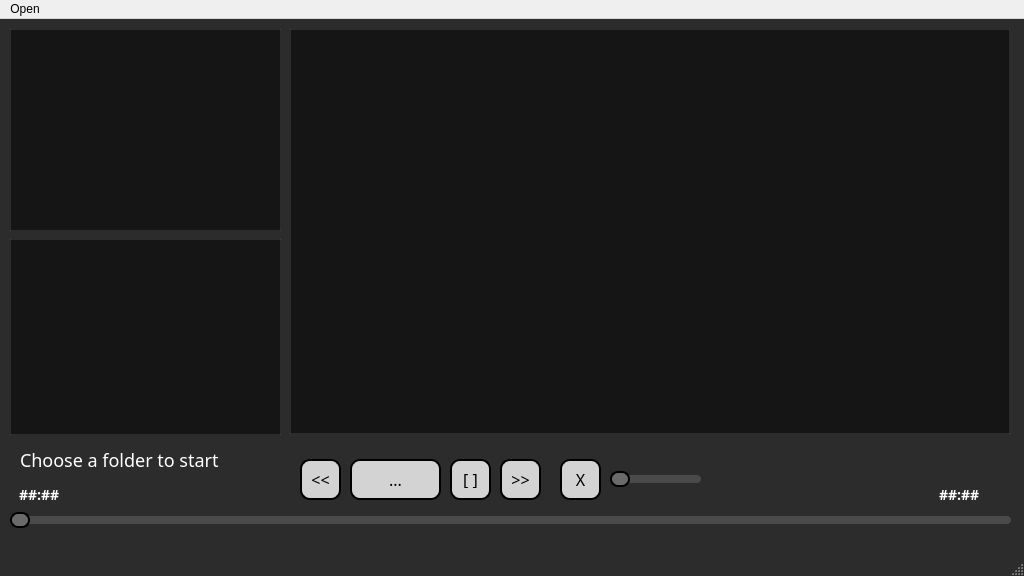
The window that music-player-qt/mainwindow.ui (juangonzalez22/music-player-qt) describes before a commit, drawn with Qt 5.
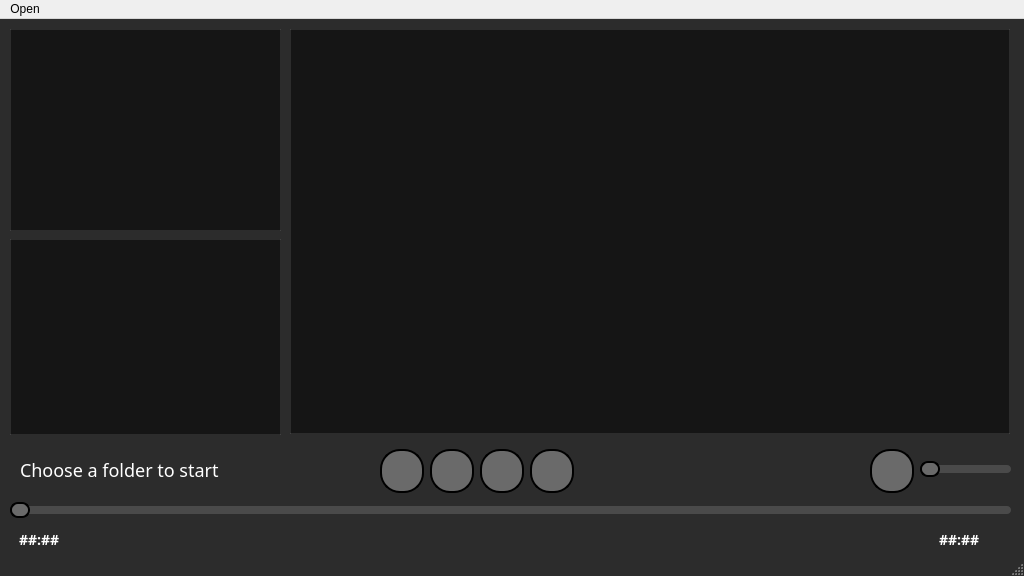
The same window after the commit.

What changed in the file:
```diff
--- a/music-player-qt/mainwindow.ui
+++ b/music-player-qt/mainwindow.ui
@@ -43,84 +43,82 @@
    <widget class="QPushButton" name="btnStop">
     <property name="geometry">
      <rect>
-      <x>450</x>
-      <y>440</y>
-      <width>41</width>
-      <height>41</height>
+      <x>480</x>
+      <y>430</y>
+      <width>44</width>
+      <height>44</height>
      </rect>
     </property>
     <property name="font">
      <font>
       <family>Microsoft JhengHei UI Light</family>
-      <pointsize>-1</pointsize>
      </font>
     </property>
     <property name="styleSheet">
      <string notr="true">QPushButton {
-    background-color: #D3D3D3; /* Color de fondo gris claro */
-    color: black; /* Color del texto */
-    border: 2px solid black; /* Borde negro */
-    border-radius: 10px; /* Bordes redondeados */
-    padding: 10px; /* Espaciado interno */
-    font-size: 16px; /* Tamaño de fuente */
+    border-radius: 20px;  /* Hace que los bordes del botón sean redondeados */
+    min-width: 40px;      /* Establece el ancho mínimo del botón */
+    max-width: 40px;      /* Establece el ancho máximo del botón */
+    min-height: 40px;     /* Establece la altura mínima del botón */
+    max-height: 40px;     /* Establece la altura máxima del botón */
+    border: 2px solid black;  /* Crea un borde sólido negro de 2 píxeles */
+    background-color: #6A6A6A;  /* Establece el color de fondo a #6A6A6A */
+}
+
+QPushButton:pressed {
+    background-color: #555555;  /* Color ligeramente más oscuro cuando se presiona */
 }
 
 QPushButton:hover {
     background-color: #C0C0C0; /* Color cuando se pasa el mouse */
-}
-
-QPushButton:pressed {
-    background-color: #A9A9A9; /* Color cuando se hace clic */
-}
-</string>
+}</string>
     </property>
     <property name="text">
-     <string>[ ]</string>
+     <string/>
     </property>
    </widget>
    <widget class="QPushButton" name="btnNext">
     <property name="geometry">
      <rect>
-      <x>500</x>
-      <y>440</y>
-      <width>41</width>
-      <height>41</height>
+      <x>530</x>
+      <y>430</y>
+      <width>44</width>
+      <height>44</height>
      </rect>
     </property>
     <property name="font">
      <font>
       <family>Microsoft JhengHei UI Light</family>
-      <pointsize>-1</pointsize>
      </font>
     </property>
     <property name="styleSheet">
      <string notr="true">QPushButton {
-    background-color: #D3D3D3; /* Color de fondo gris claro */
-    color: black; /* Color del texto */
-    border: 2px solid black; /* Borde negro */
-    border-radius: 10px; /* Bordes redondeados */
-    padding: 10px; /* Espaciado interno */
-    font-size: 16px; /* Tamaño de fuente */
+    border-radius: 20px;  /* Hace que los bordes del botón sean redondeados */
+    min-width: 40px;      /* Establece el ancho mínimo del botón */
+    max-width: 40px;      /* Establece el ancho máximo del botón */
+    min-height: 40px;     /* Establece la altura mínima del botón */
+    max-height: 40px;     /* Establece la altura máxima del botón */
+    border: 2px solid black;  /* Crea un borde sólido negro de 2 píxeles */
+    background-color: #6A6A6A;  /* Establece el color de fondo a #6A6A6A */
+}
+
+QPushButton:pressed {
+    background-color: #555555;  /* Color ligeramente más oscuro cuando se presiona */
 }
 
 QPushButton:hover {
     background-color: #C0C0C0; /* Color cuando se pasa el mouse */
-}
-
-QPushButton:pressed {
-    background-color: #A9A9A9; /* Color cuando se hace clic */
-}
-</string>
+}</string>
     </property>
     <property name="text">
-     <string>&gt;&gt;</string>
+     <string/>
     </property>
    </widget>
    <widget class="QSlider" name="sldrSeek">
     <property name="geometry">
      <rect>
       <x>10</x>
-      <y>490</y>
+      <y>480</y>
       <width>1001</width>
       <height>22</height>
      </rect>
@@ -168,8 +166,8 @@
    <widget class="QSlider" name="sldrVolume">
     <property name="geometry">
      <rect>
-      <x>610</x>
-      <y>450</y>
+      <x>920</x>
+      <y>440</y>
       <width>91</width>
       <height>21</height>
      </rect>
@@ -217,46 +215,41 @@
    <widget class="QPushButton" name="btnPrev">
     <property name="geometry">
      <rect>
-      <x>300</x>
-      <y>440</y>
-      <width>41</width>
-      <height>41</height>
+      <x>380</x>
+      <y>430</y>
+      <width>44</width>
+      <height>44</height>
      </rect>
     </property>
     <property name="font">
      <font>
       <family>Microsoft JhengHei UI Light</family>
-      <pointsize>-1</pointsize>
      </font>
     </property>
     <property name="styleSheet">
      <string notr="true">QPushButton {
-    background-color: #D3D3D3; /* Color de fondo gris claro */
-    color: black; /* Color del texto */
-    border: 2px solid black; /* Borde negro */
-    border-radius: 10px; /* Bordes redondeados */
-    padding: 10px; /* Espaciado interno */
-    font-size: 16px; /* Tamaño de fuente */
+    border-radius: 20px;  /* Hace que los bordes del botón sean redondeados */
+    min-width: 40px;      /* Establece el ancho mínimo del botón */
+    max-width: 40px;      /* Establece el ancho máximo del botón */
+    min-height: 40px;     /* Establece la altura mínima del botón */
+    max-height: 40px;     /* Establece la altura máxima del botón */
+    border: 2px solid black;  /* Crea un borde sólido negro de 2 píxeles */
+    background-color: #6A6A6A;  /* Establece el color de fondo a #6A6A6A */
 }
 
 QPushButton:hover {
     background-color: #C0C0C0; /* Color cuando se pasa el mouse */
-}
-
-QPushButton:pressed {
-    background-color: #A9A9A9; /* Color cuando se hace clic */
-}
-</string>
+}</string>
     </property>
     <property name="text">
-     <string>&lt;&lt;</string>
+     <string/>
     </property>
    </widget>
    <widget class="QLabel" name="fileName">
     <property name="geometry">
      <rect>
       <x>10</x>
-      <y>420</y>
+      <y>430</y>
       <width>281</width>
       <height>41</height>
      </rect>
@@ -294,9 +287,9 @@
     <property name="geometry">
      <rect>
       <x>10</x>
-      <y>460</y>
+      <y>510</y>
       <width>111</width>
-      <height>31</height>
+      <height>21</height>
      </rect>
     </property>
     <property name="font">
@@ -332,9 +325,9 @@
     <property name="geometry">
      <rect>
       <x>930</x>
-      <y>460</y>
+      <y>510</y>
       <width>81</width>
-      <height>31</height>
+      <height>21</height>
      </rect>
     </property>
     <property name="font">
@@ -372,76 +365,73 @@
    <widget class="QPushButton" name="btnMute">
     <property name="geometry">
      <rect>
-      <x>560</x>
-      <y>440</y>
-      <width>41</width>
-      <height>41</height>
+      <x>870</x>
+      <y>430</y>
+      <width>44</width>
+      <height>44</height>
      </rect>
     </property>
     <property name="font">
      <font>
       <family>Microsoft JhengHei UI Light</family>
-      <pointsize>-1</pointsize>
      </font>
     </property>
     <property name="styleSheet">
      <string notr="true">QPushButton {
-    background-color: #D3D3D3; /* Color de fondo gris claro */
-    color: black; /* Color del texto */
-    border: 2px solid black; /* Borde negro */
-    border-radius: 10px; /* Bordes redondeados */
-    padding: 10px; /* Espaciado interno */
-    font-size: 16px; /* Tamaño de fuente */
+    border-radius: 20px;  /* Hace que los bordes del botón sean redondeados */
+    min-width: 40px;      /* Establece el ancho mínimo del botón */
+    max-width: 40px;      /* Establece el ancho máximo del botón */
+    min-height: 40px;     /* Establece la altura mínima del botón */
+    max-height: 40px;     /* Establece la altura máxima del botón */
+    border: 2px solid black;  /* Crea un borde sólido negro de 2 píxeles */
+    background-color: #6A6A6A;  /* Establece el color de fondo a #6A6A6A */
+}
+
+QPushButton:pressed {
+    background-color: #555555;  /* Color ligeramente más oscuro cuando se presiona */
 }
 
 QPushButton:hover {
     background-color: #C0C0C0; /* Color cuando se pasa el mouse */
 }
-
-QPushButton:pressed {
-    background-color: #A9A9A9; /* Color cuando se hace clic */
-}
 </string>
     </property>
     <property name="text">
-     <string>X</string>
+     <string/>
     </property>
    </widget>
    <widget class="QPushButton" name="btnPlayPause">
     <property name="geometry">
      <rect>
-      <x>350</x>
-      <y>440</y>
-      <width>91</width>
-      <height>41</height>
+      <x>430</x>
+      <y>430</y>
+      <width>44</width>
+      <height>44</height>
      </rect>
     </property>
     <property name="font">
      <font>
       <family>Microsoft JhengHei UI Light</family>
-      <pointsize>-1</pointsize>
      </font>
     </property>
     <property name="styleSheet">
      <string notr="true">QPushButton {
-    background-color: #D3D3D3; /* Color de fondo gris claro */
-    color: black; /* Color del texto */
-    border: 2px solid black; /* Borde negro */
-    border-radius: 10px; /* Bordes redondeados */
-    padding: 10px; /* Espaciado interno */
-    font-size: 16px; /* Tamaño de fuente */
+    border-radius: 20px;  /* Hace que los bordes del botón sean redondeados */
+    min-width: 40px;      /* Establece el ancho mínimo del botón */
+    max-width: 40px;      /* Establece el ancho máximo del botón */
+    min-height: 40px;     /* Establece la altura mínima del botón */
+    max-height: 40px;     /* Establece la altura máxima del botón */
+    border: 2px solid black;  /* Crea un borde sólido negro de 2 píxeles */
+    background-color: #6A6A6A;  /* Establece el color de fondo a #6A6A6A */
 }
 
 QPushButton:hover {
     background-color: #C0C0C0; /* Color cuando se pasa el mouse */
 }
-
-QPushButton:pressed {
-    background-color: #A9A9A9; /* Color cuando se hace clic */
-}</string>
+</string>
     </property>
     <property name="text">
-     <string>...</string>
+     <string/>
     </property>
    </widget>
    <widget class="QTreeView" name="treeView">
```
Left out of the diff: 8 changed lines with no effect on the pictures.
